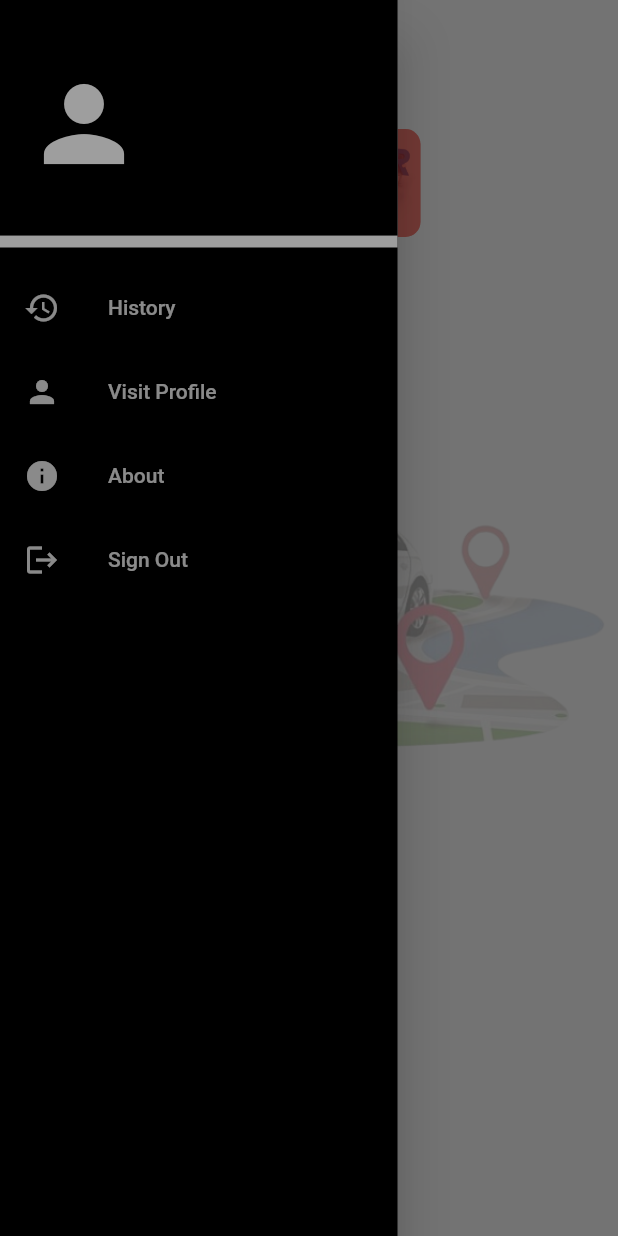
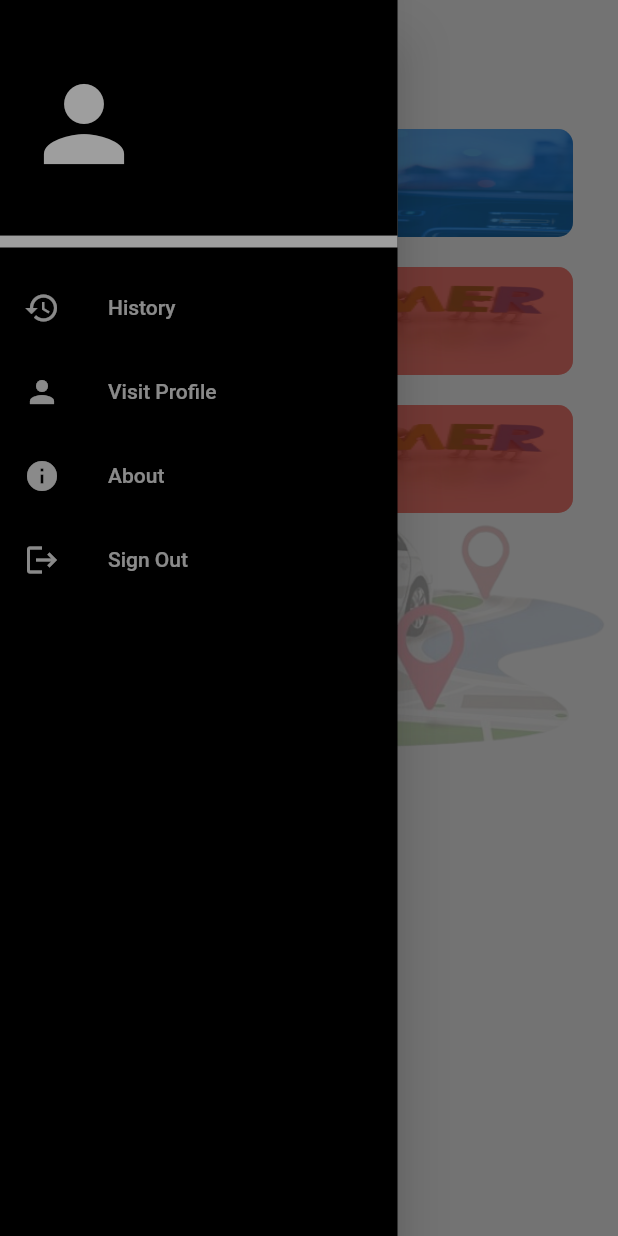
Before and after one commit to sameenkhan1965/quickliner, a Flutter app: the AdminDashboard screen opened directly, after a tap on the "menu" icon, on a phone screen of 412 x 824 dp. Run offline on Flutter 3.47's test engine with Material 2 defaults, Android fonts, the phone set to English and light mode, and no system bars; our stand-ins replace animated_text_kit, firebase_auth, firebase_core, firebase_database, fluttertoast, font_awesome_flutter and 3 more; missing offline and left inert: firebase_auth_web, firebase_core_web, firebase_database_web, flutter_geofire, flutter_polyline_points; accounts and stored records are empty.

Commit message:
ride tab bar added in admin panel

```diff
--- a/lib/main.dart
+++ b/lib/main.dart
@@ -7,6 +7,7 @@ import 'package:users_app/infoHandler/app_info.dart';
 import 'package:users_app/splashScreen/splash_screen.dart';
 import 'package:users_app/widgets/providers/admin/admin_dashboard_provider.dart';
 import 'package:users_app/widgets/providers/admin/all_customer_provider.dart';
+import 'package:users_app/widgets/providers/admin/all_rides_widget_provider.dart';
 import 'package:users_app/widgets/providers/all_drivers_provider.dart';
 import 'package:users_app/widgets/providers/car_pool_widget_controller.dart';
 import 'package:users_app/widgets/providers/category_transport_provider.dart';
@@ -26,6 +27,7 @@ void main() async
           ChangeNotifierProvider<AdminDashBoardProvider>(create: (_)=>AdminDashBoardProvider()),
           ChangeNotifierProvider<AllCustomersProviders>(create: (_)=>AllCustomersProviders()),
           ChangeNotifierProvider<CarPoolWidgetController>(create: (_)=>CarPoolWidgetController()),
+          ChangeNotifierProvider<AllRidesWigetProvider>(create: (_)=>AllRidesWigetProvider()),
         ],
         child:MaterialApp(
                 title: 'Drivers App',
--- a/lib/models/trips_history_model.dart
+++ b/lib/models/trips_history_model.dart
@@ -1,4 +1,7 @@
+import 'dart:convert';
+
 import 'package:firebase_database/firebase_database.dart';
+import 'package:google_maps_flutter/google_maps_flutter.dart';
 
 class TripsHistoryModel
 {
@@ -9,6 +12,8 @@ class TripsHistoryModel
   String? fareAmount;
   String? car_details;
   String? driverName;
+  dynamic? origin;
+  dynamic? destination;
 
   String? seats;
   String? rideType;
@@ -22,6 +27,8 @@ class TripsHistoryModel
     this.driverName,
     this.seats,
     this.rideType,
+    required this.origin,
+    required this.destination,
   });
 
   TripsHistoryModel.fromSnapshot(DataSnapshot dataSnapshot)
@@ -36,4 +43,21 @@ class TripsHistoryModel
     rideType = (dataSnapshot.value as Map)["rideType"];
     seats = (dataSnapshot.value as Map)["noOfSeats"];
   }
+
+  TripsHistoryModel.fromDynamic(dynamic dataSnapshot)
+  {
+    print("Des");
+    // print(jsonDecode(dataSnapshot["destination"]));
+    time = dataSnapshot["time"];
+    originAddress = dataSnapshot["originAddress"];
+    destinationAddress = dataSnapshot["destinationAddress"];
+    status = dataSnapshot["status"];
+    fareAmount = dataSnapshot["fareAmount"];
+    car_details = dataSnapshot["car_details"];
+    driverName = dataSnapshot["driverName"];
+    rideType = dataSnapshot["rideType"];
+    seats = dataSnapshot["noOfSeats"];
+    destination= dataSnapshot["destination"];
+    origin= dataSnapshot["origin"];
+  }
 }
--- /dev/null
+++ b/lib/widgets/providers/admin/all_rides_widget_provider.dart
@@ -0,0 +1,40 @@
+import 'package:firebase_database/firebase_database.dart';
+import 'package:flutter/cupertino.dart';
+import 'package:users_app/models/trips_history_model.dart';
+
+class AllRidesWigetProvider extends ChangeNotifier{
+  List<TripsHistoryModel> allRides=[];
+  List<String> tabBar=[
+    "All",
+    "Solo Ride",
+    "Car Pool",
+    "Permanent Request",
+  ];
+
+  void getAllRides(context)
+  {
+  List<TripsHistoryModel> list=[];
+    // allRides.clear();
+    FirebaseDatabase.instance.ref()
+        .child("All Ride Requests")
+        .once()
+        .then((snap)
+    {
+      if(snap.snapshot.value!=null)
+      {
+        Map keys=snap.snapshot.value as Map;
+
+        keys.forEach((key, value) {
+          print("value");
+          TripsHistoryModel tripsHistoryModel = TripsHistoryModel.fromDynamic(value);
+          print("tipHistoryModel");
+          print(tripsHistoryModel.destination);
+          list.add(tripsHistoryModel);
+          notifyListeners();
+        });
+      }
+    });
+    allRides=list;
+    notifyListeners();
+  }
+}
--- a/lib/widgets/ui/admin/dashboard/admin_dashboard.dart
+++ b/lib/widgets/ui/admin/dashboard/admin_dashboard.dart
@@ -4,8 +4,10 @@ import 'package:users_app/global/global.dart';
 import 'package:users_app/widgets/my_drawer.dart';
 import 'package:users_app/widgets/providers/admin/admin_dashboard_provider.dart';
 import 'package:users_app/widgets/providers/admin/all_customer_provider.dart';
+import 'package:users_app/widgets/providers/admin/all_rides_widget_provider.dart';
 import 'package:users_app/widgets/providers/all_drivers_provider.dart';
 import 'package:users_app/widgets/ui/admin/admin_dashboard_driver/admin_dashboard_driver_widget.dart';
+import 'package:users_app/widgets/ui/admin/all_rides_filter/all_rides_widget.dart';
 
 class AdminDashboard extends StatefulWidget {
   const AdminDashboard({Key? key}) : super(key: key);
@@ -23,6 +25,7 @@ class _AdminDashboardState extends State<AdminDashboard> {
         .getAllDrivers(context);
     Provider.of<AllCustomersProviders>(context, listen: false)
         .getAllCustomers(context);
+    Provider.of<AllRidesWigetProvider>(context,listen: false).getAllRides(context);
     super.initState();
   }
 
@@ -79,7 +82,7 @@ class _AdminDashboardState extends State<AdminDashboard> {
 
   getGridView(BuildContext context) {
     return Consumer<AdminDashBoardProvider>(
-      builder: (context, value, child) => Row(
+      builder: (context, value, child) => Column(
         children: [
           Wrap(
             children: [
@@ -144,6 +147,36 @@ class _AdminDashboardState extends State<AdminDashboard> {
                   ),
                 ),
               ),
+              Consumer<AllRidesWigetProvider>(
+                builder: (context, customer, child) => GestureDetector(
+                  onTap: () {
+                    Navigator.push(
+                        context,
+                        MaterialPageRoute(
+                            builder: (context) => AllRidesWidget()),
+                    );
+                  },
+                  child: Container(
+                    padding: const EdgeInsets.all(20.0),
+                    margin: const EdgeInsets.all(10.0),
+                    decoration: BoxDecoration(
+                      borderRadius: BorderRadius.circular(10.0),
+                      image: const DecorationImage(
+                        opacity: 0.3,
+                        fit: BoxFit.fill,
+                        image: AssetImage('images/customer.png'),
+                      ),
+                      color: value.dashboardContainerColor[1],
+                    ),
+                    child: Center(child: Column(
+                      children: [
+                        Text(value.dashboardList[1]),
+                        Text('${customer.allRides.length}'),
+                      ],
+                    )),
+                  ),
+                ),
+              ),
             ],
           ),
         ],
--- a/lib/widgets/ui/customer/car_pool/car_pool_already_rides.dart
+++ b/lib/widgets/ui/customer/car_pool/car_pool_already_rides.dart
@@ -28,7 +28,7 @@ class _CarPoolAlreadyRidesState extends State<CarPoolAlreadyRides> {
         backgroundColor: Colors.transparent,
         appBar: AppBar(
           backgroundColor: Colors.black,
-          title: const Text("Solo Rides"),
+          title: const Text("Car Pool Rides"),
           leading: IconButton(
             icon: const Icon(Icons.close),
             onPressed: () {
```
Also changed, not shown: lib/widgets/ui/admin/all_rides_filter/all_rides_widget.dart (added, +127 -0 lines), lib/widgets/ui/admin/all_rides_filter/ride_detail.dart (added, +87 -0 lines).
